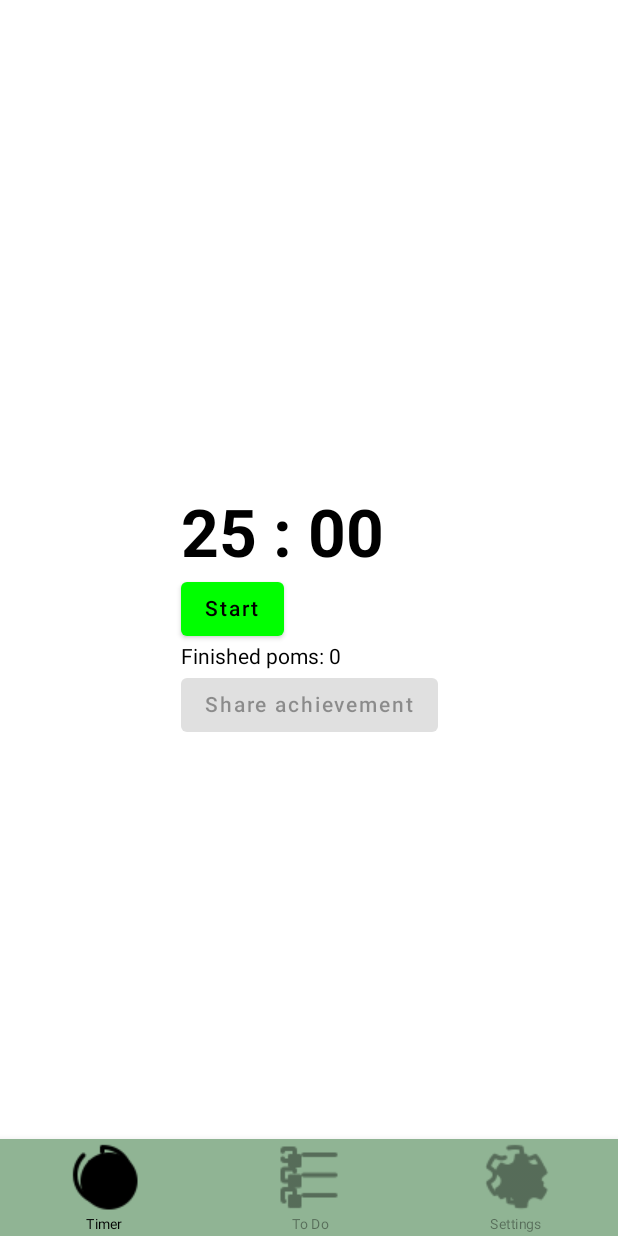
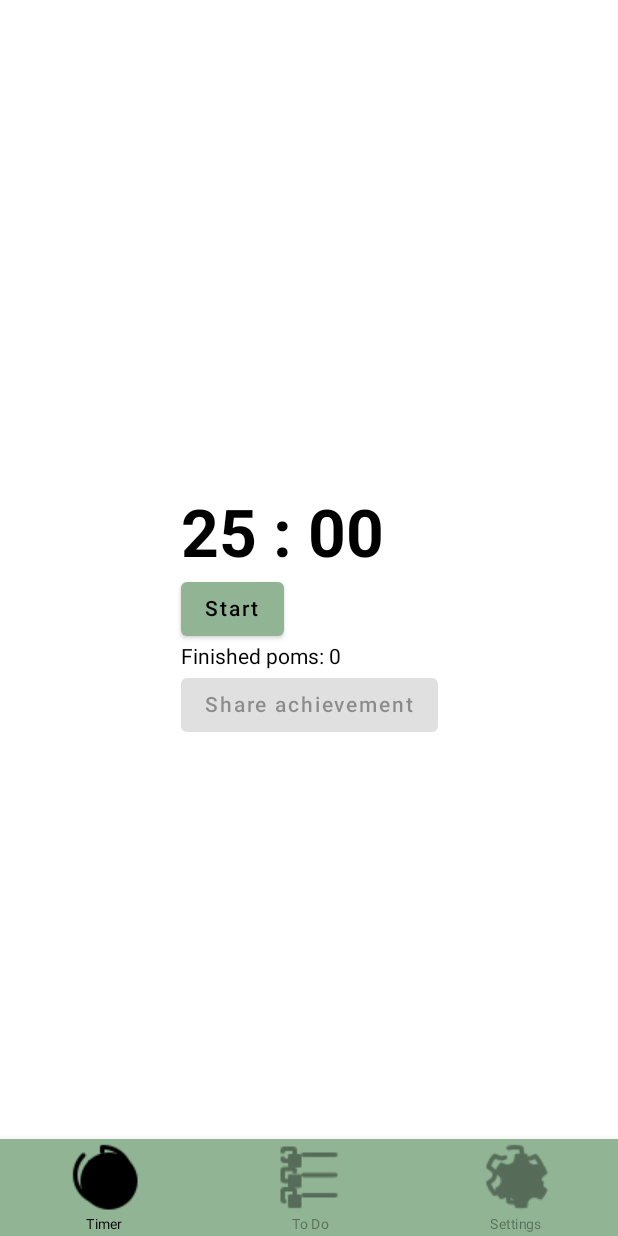
Before and after one commit to darrylssi/pom, an Android app built with Jetpack Compose: the TimerScreen screen opened through its navigation route, on a phone screen of 412 x 824 dp. Run offline under Robolectric (Android 15) with nearby library versions, the phone set to English and light mode, and no system bars.

Commit message:
Use string resource and match button colors

```diff
--- a/app/src/main/java/nz/ac/uclive/daa59/topom/MainActivity.kt
+++ b/app/src/main/java/nz/ac/uclive/daa59/topom/MainActivity.kt
@@ -63,13 +63,7 @@ fun BottomNav(navController: NavController, colorViewModel: ColorViewModel) {
         BottomNavItem.Settings
     )
     BottomNavigation(
-        backgroundColor = when (colorViewModel.selectedOption.value) {
-            "gray" -> colorResource(id = R.color.gray)
-            "orange" -> colorResource(id = R.color.orange)
-            "pink" -> colorResource(id = R.color.pink)
-            "yellow" -> colorResource(id = R.color.yellow)
-            else -> { colorResource(id = R.color.green) }
-        },
+        backgroundColor = getColor(colorViewModel = colorViewModel),
     ) {
         val navBackStackEntry by navController.currentBackStackEntryAsState()
         val currentRoute = navBackStackEntry?.destination?.route
@@ -114,10 +108,10 @@ sealed class BottomNavItem(var title:String, var icon:Int, var screen_route:Stri
 fun NavigationGraph(navController: NavHostController, colorViewModel: ColorViewModel) {
     NavHost(navController, startDestination = BottomNavItem.Timer.screen_route) {
         composable(BottomNavItem.Timer.screen_route) {
-            TimerScreen(25L*60*1000L)
+            TimerScreen(25*60*1000L, colorViewModel)
         }
         composable(BottomNavItem.ToDo.screen_route) {
-            ToDoScreen()
+            ToDoScreen(colorViewModel)
         }
         composable(BottomNavItem.Settings.screen_route) {
             SettingsScreen(colorViewModel = colorViewModel)
@@ -128,3 +122,14 @@ fun NavigationGraph(navController: NavHostController, colorViewModel: ColorViewM
 class ColorViewModel: ViewModel() {
     val selectedOption = mutableStateOf("green")
 }
+
+@Composable
+fun getColor(colorViewModel: ColorViewModel) = run {
+    when (colorViewModel.selectedOption.value) {
+        "gray" -> colorResource(id = R.color.gray)
+        "orange" -> colorResource(id = R.color.orange)
+        "pink" -> colorResource(id = R.color.pink)
+        "yellow" -> colorResource(id = R.color.yellow)
+        else -> { colorResource(id = R.color.green) }
+    }
+}
--- a/app/src/main/java/nz/ac/uclive/daa59/topom/Timer.kt
+++ b/app/src/main/java/nz/ac/uclive/daa59/topom/Timer.kt
@@ -31,7 +31,8 @@ import kotlinx.coroutines.delay
 
 @Composable
 fun TimerScreen(
-    totalTime: Long
+    totalTime: Long,
+    colorViewModel: ColorViewModel
 ) {
     var currentTime by rememberSaveable { mutableStateOf(totalTime) }
     var currentSec by rememberSaveable { mutableStateOf(0L) }
@@ -91,7 +92,7 @@ fun TimerScreen(
             modifier = Modifier.wrapContentSize(Alignment.Center),
             colors = ButtonDefaults.buttonColors(
                 backgroundColor = if (!isTimerOn || currentTime <= 0L) {
-                    Color.Green
+                    getColor(colorViewModel = colorViewModel)
                 } else {
                     Color.Red
                 }
@@ -115,7 +116,7 @@ fun TimerScreen(
                       },
             enabled = pomPass > 0,
             modifier = Modifier.wrapContentSize(Alignment.Center),
-            colors = ButtonDefaults.buttonColors( Color.Green )
+            colors = ButtonDefaults.buttonColors( getColor(colorViewModel = colorViewModel) )
         ) {
             Text(
                 text = stringResource(id = R.string.share)
--- a/app/src/main/res/values/strings.xml
+++ b/app/src/main/res/values/strings.xml
@@ -17,6 +17,8 @@
     <string name="color_updated">Color updated</string>
     <string name="share">Share achievement</string>
     <string name="poms">Finished poms: %d</string>
+    <string name="add">Add</string>
+    <string name="enter_task">Enter a new task</string>
     <plurals name="text_message">
         <item quantity="one">I have completed a pom!</item>
         <item quantity="other">I have completed %d poms!</item>
```
Also changed, not shown: app/src/main/java/nz/ac/uclive/daa59/topom/ToDo.kt (+7 -3 lines), 1 other file.
